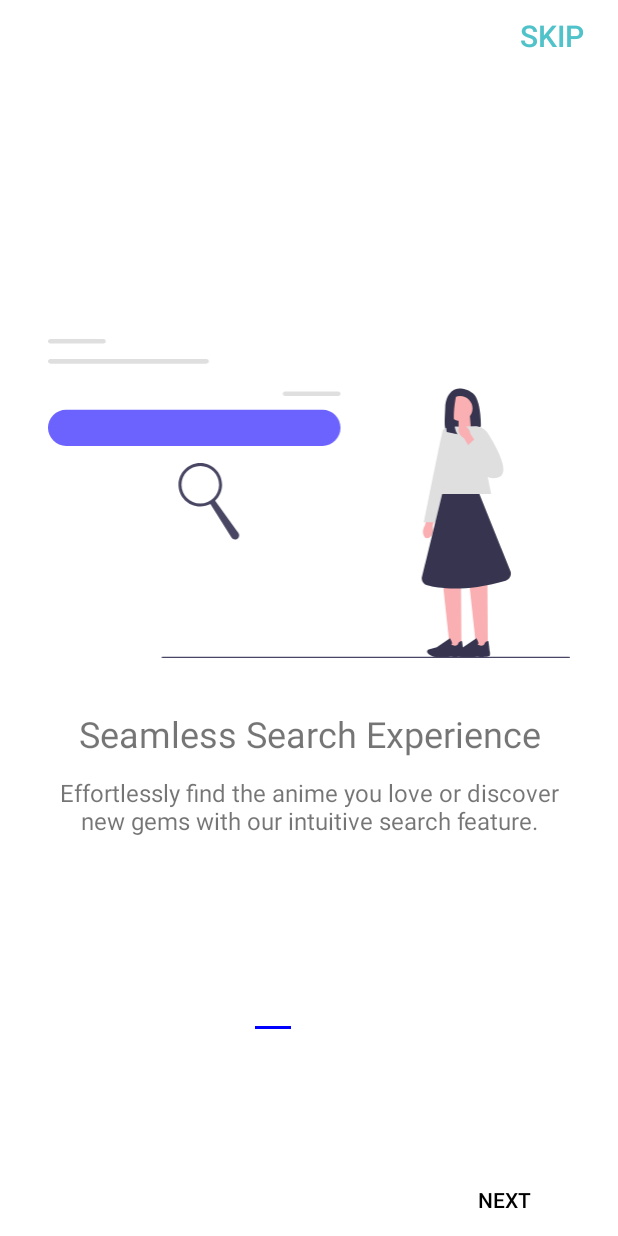
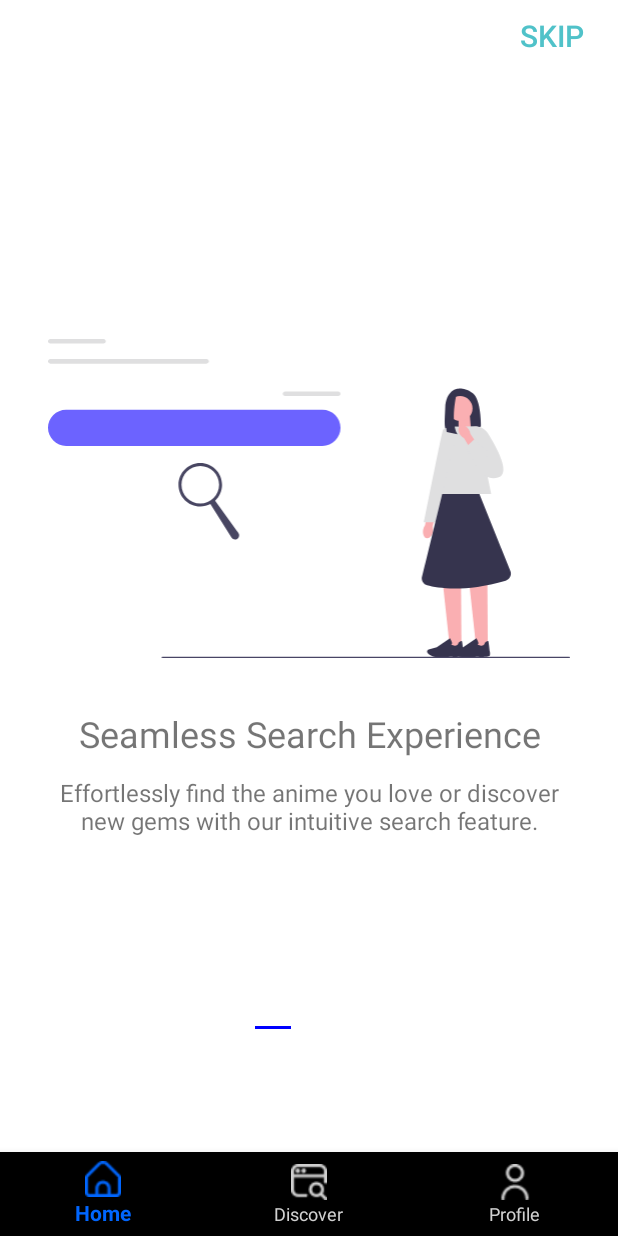
Before and after one commit to LynnT-2003/Lynnime-Animelist, an Android app: the screen it shows after launch (MainActivity), on a phone screen of 412 x 824 dp. Run offline under Robolectric (Android 15) with nearby library versions, the phone set to English and light mode, and no system bars; our stand-ins replace Firebase (no records; nobody signed in at launch, a user with empty details on screens opened directly), navigation-ui.

Commit message:
Completed BottomNavigatinView for good. Final.

```diff
--- a/app/src/main/java/com/example/lynnime/fragments/CarouselFragment.kt
+++ b/app/src/main/java/com/example/lynnime/fragments/CarouselFragment.kt
@@ -62,6 +62,11 @@ class CarouselFragment : Fragment() {
 
         val nextButton = view.findViewById<Button>(R.id.nextbtn)
         val backButton = view.findViewById<Button>(R.id.backbtn)
+        val skipButton = view.findViewById<Button>(R.id.skipButton)
+
+        skipButton.setOnClickListener {
+            navigateToHome()
+        }
 
         viewPager.registerOnPageChangeCallback(object : ViewPager2.OnPageChangeCallback() {
             override fun onPageSelected(position: Int) {
--- a/app/src/main/res/layout/activity_main.xml
+++ b/app/src/main/res/layout/activity_main.xml
@@ -9,7 +9,8 @@
     <FrameLayout xmlns:android="http://schemas.android.com/apk/res/android"
         xmlns:app="http://schemas.android.com/apk/res-auto"
         android:layout_width="match_parent"
-        android:layout_height="match_parent">
+        android:layout_height="match_parent"
+        android:id="@+id/frame_layout">
 
         <fragment
             android:id="@+id/nav_host_fragment"
@@ -20,4 +21,16 @@
 
     </FrameLayout>
 
+    <com.google.android.material.bottomnavigation.BottomNavigationView
+        android:id="@+id/bottom_navigation"
+        android:layout_width="match_parent"
+        android:layout_height="wrap_content"
+        app:layout_constraintBottom_toBottomOf="parent"
+        app:layout_constraintStart_toStartOf="parent"
+        app:layout_constraintEnd_toEndOf="parent"
+        app:menu="@menu/bottom_nav_menu"
+        android:background="@color/black"
+        app:itemIconTint="@drawable/nav_item_color_state"
+        app:itemTextColor="@drawable/nav_item_color_state"/>
+
 </androidx.constraintlayout.widget.ConstraintLayout>
--- a/app/src/main/res/navigation/nav_graph.xml
+++ b/app/src/main/res/navigation/nav_graph.xml
@@ -6,8 +6,16 @@
     app:startDestination="@id/onboardingFragment">
 
     <action
+        android:id="@+id/action_global_homeFragment"
+        app:destination="@id/homeFragment" />
+
+    <action
         android:id="@+id/action_global_exploreFragment"
         app:destination="@id/exploreFragment" />
+
+    <action
+        android:id="@+id/action_global_profileFragment"
+        app:destination="@id/profileFragment" />
 
     <fragment
         android:id="@+id/onboardingFragment"
@@ -77,4 +85,9 @@
         android:id="@+id/exploreFragment"
         android:name="com.example.lynnime.fragments.ExploreFragment"
         android:label="ExploreFragment" />
+    <fragment
+        android:id="@+id/profileFragment"
+        android:name="com.example.lynnime.fragments.ProfileFragment"
+        android:label="fragment_profile"
+        tools:layout="@layout/fragment_profile" />
 </navigation>
```
Also changed, not shown: app/build.gradle.kts (+4 -3 lines), app/src/main/java/com/example/lynnime/MainActivity.kt (+86 -1 lines), app/src/main/java/com/example/lynnime/fragments/ExploreFragment.kt (+29 -1 lines), app/src/main/java/com/example/lynnime/fragments/HomeFragment.kt (+21 -14 lines), app/src/main/java/com/example/lynnime/fragments/ProfileFragment.kt (added, +28 -0 lines), app/src/main/res/layout/fragment_home.xml (+4 -8 lines), app/src/main/res/layout/fragment_profile.xml (added, +31 -0 lines).
